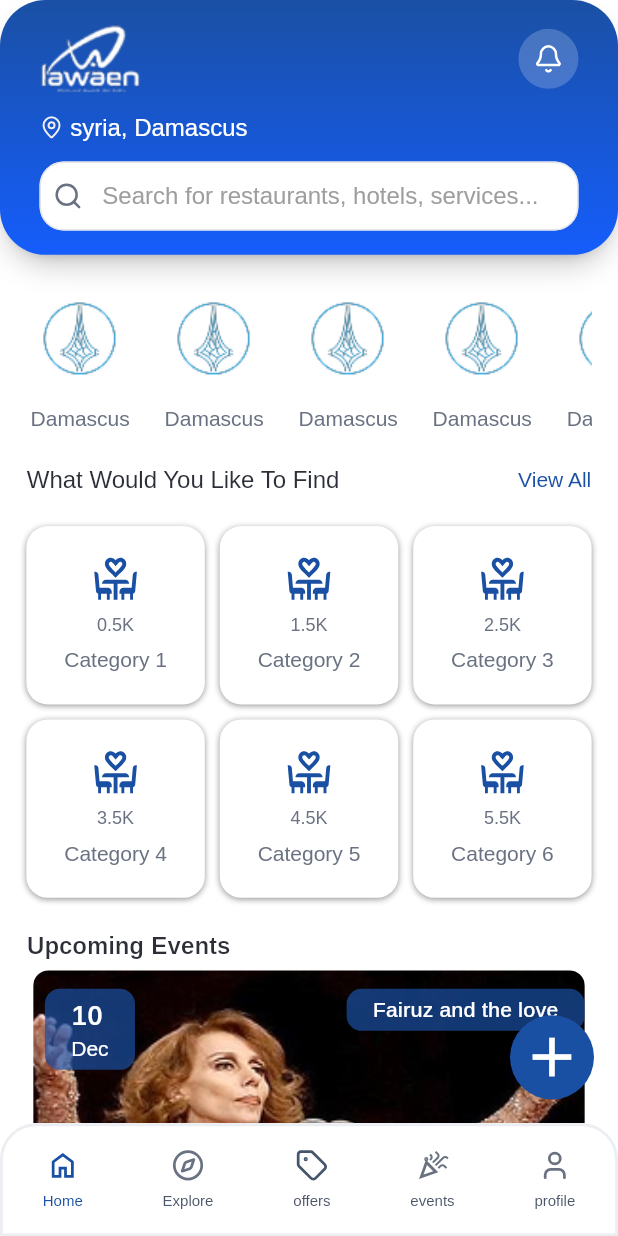
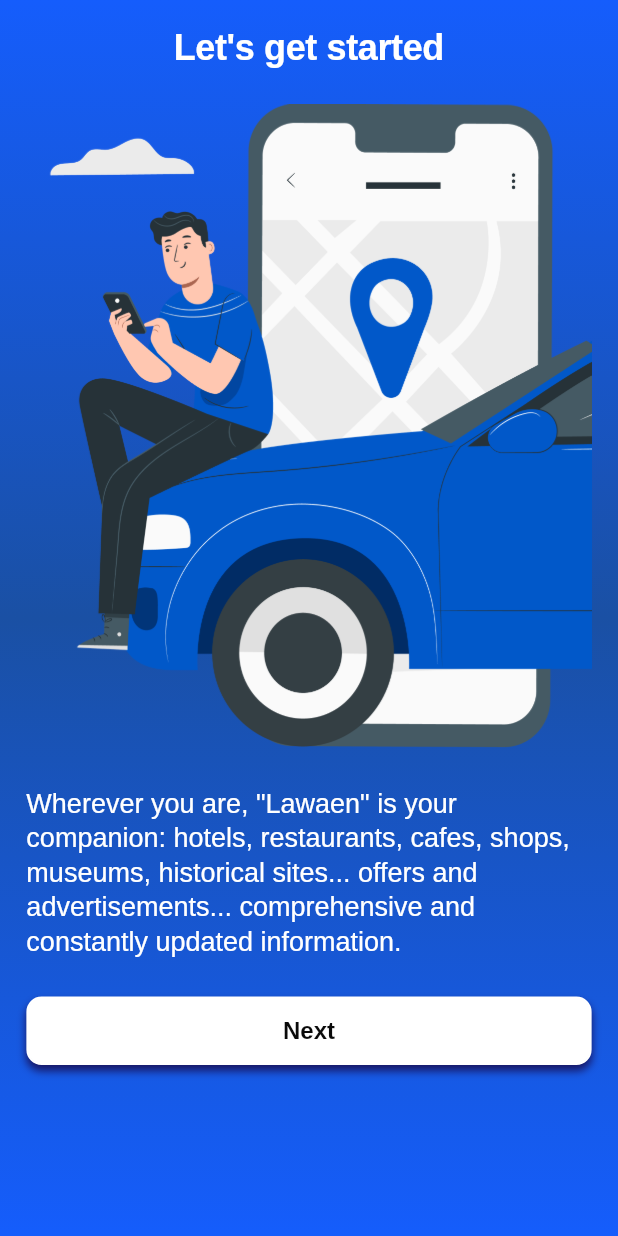
Before and after one commit to llill-dev/lawaen-mobile-app, a Flutter app: the screen it shows after launch, on a phone screen of 412 x 824 dp. Run offline on Flutter 3.47's test engine with Material 3 defaults, Android fonts, the phone set to English and light mode, and no system bars; drawn by our look-alikes of auto_size_text; our stand-ins replace auto_route, cached_network_image, connectivity_plus, dio, easy_localization, equatable and 15 more; accounts and stored records are empty; generated files the repository leaves out were written again; project files that could hold a hidden picture were left out.

Commit message:
worked on onboarding screen

```diff
--- a/assets/translations/ar-SA.json
+++ b/assets/translations/ar-SA.json
@@ -131,5 +131,8 @@
   "servicesManagerItems": "خدماتك ({count} عناصر)",
   "noServicesYet": "لا توجد خدمات بعد. أضف أول خدمة للبدء!",
   "search_for_places_and_services": "ابحث عن مطاعم، فنادق، خدمات...",
-  "recent_search": "البحث مؤخراً"
+  "recent_search": "البحث مؤخراً",
+  "onBoardingMessage":"أينما تكون، \"Lawaen\" هو صديقك: فنادق، مطاعم، قافليات، متاجر، معارض، مواقع تاريخية... عروض وإعلانات... معلومات شاملة وتحديثات مستمرة.",
+  "onBoardingTitle":"لنبدأ الآن",
+  "next":"التالي"
 }
--- a/assets/translations/en-US.json
+++ b/assets/translations/en-US.json
@@ -131,5 +131,8 @@
   "noServicesYet": "No service items yet. Add your first item to get started!",
   "explore": "Explore",
   "search_for_places_and_services": "Search for places and services...",
-  "recent_search": "Recent Search"
+  "recent_search": "Recent Search",
+  "onBoardingMessage":"Wherever you are, \"Lawaen\" is your companion: hotels, restaurants, cafes, shops, museums, historical sites... offers and advertisements... comprehensive and constantly updated information.",
+  "next":"Next",
+  "onBoardingTitle":"Let's get started"
 }
--- a/lib/app/core/widgets/primary_button.dart
+++ b/lib/app/core/widgets/primary_button.dart
@@ -18,6 +18,7 @@ class PrimaryButton extends StatelessWidget {
     this.onPressed,
     this.borederColor,
     this.withShadow = false,
+    this.shadowColor,
     super.key,
   });
 
@@ -33,6 +34,7 @@ class PrimaryButton extends StatelessWidget {
   final Color? backgroundColor;
   final Color? borederColor;
   final bool? withShadow;
+  final Color? shadowColor;
   @override
   Widget build(BuildContext context) {
     return GestureDetector(
@@ -50,7 +52,7 @@ class PrimaryButton extends StatelessWidget {
           boxShadow: withShadow == true
               ? [
                   BoxShadow(
-                    color: ColorManager.black.withValues(alpha: .25),
+                    color: shadowColor ?? ColorManager.black.withValues(alpha: .25),
                     blurRadius: 4.r,
                     offset: const Offset(0, 4),
                   ),
--- a/lib/app/resources/assets_manager.dart
+++ b/lib/app/resources/assets_manager.dart
@@ -15,6 +15,7 @@ class ImageManager {
   static const String mune = "${imagePath}mune_card.png";
   static const String addMap = "${imagePath}add_map.png";
   static const String offers = "${imagePath}offers.png";
+  static const String onboarding = "${imagePath}onboarding.png";
 }
 
 class IconManager {
--- a/lib/app/resources/color_manager.dart
+++ b/lib/app/resources/color_manager.dart
@@ -22,6 +22,8 @@ abstract class ColorManager {
   static const addClassifiedGradient = [Color(0xFF615FFF), Color(0xFF4f39f6)];
   static const addMissingPlaceGradient = [Color(0xFFAD46FF), Color(0xFF9810FA)];
   static const categoryItemDetailsGradinet = Color(0xff0F172B);
+  static const onBoardingGradient = [Color(0xFF155DFC), Color(0xFF1A50A4), Color(0xFF155DFC)];
+  static const onBoardingShadowColor = Color(0xFF171766);
   static const _primarySwatch = {
     50: Color(0xFFE8EEFA),
     100: Color(0xFFDBEAFE),
--- a/lib/app/routes/router.dart
+++ b/lib/app/routes/router.dart
@@ -28,5 +28,6 @@ class AppRouter extends RootStackRouter {
     AutoRoute(page: MuneManagerRoute.page),
     AutoRoute(page: ClaimRoute.page),
     AutoRoute(page: EventsDetailsRoute.page),
+    AutoRoute(page: OnboardingRoute.page),
   ];
 }
--- /dev/null
+++ b/lib/features/onboarding/presentation/views/onboarding_screen.dart
@@ -0,0 +1,61 @@
+import 'package:auto_route/auto_route.dart';
+import 'package:easy_localization/easy_localization.dart';
+import 'package:flutter/material.dart';
+import 'package:flutter_screenutil/flutter_screenutil.dart';
+import 'package:lawaen/app/core/widgets/primary_button.dart';
+import 'package:lawaen/app/resources/assets_manager.dart';
+import 'package:lawaen/app/resources/color_manager.dart';
+import 'package:lawaen/generated/locale_keys.g.dart';
+
+@RoutePage()
+class OnboardingScreen extends StatelessWidget {
+  const OnboardingScreen({super.key});
+
+  @override
+  Widget build(BuildContext context) {
+    return Scaffold(
+      body: Container(
+        width: double.infinity,
+        height: double.infinity,
+        decoration: BoxDecoration(
+          gradient: LinearGradient(
+            begin: Alignment.topCenter,
+            end: Alignment.bottomCenter,
+            colors: ColorManager.onBoardingGradient,
+          ),
+        ),
+        child: SafeArea(
+          child: SingleChildScrollView(
+            padding: EdgeInsets.symmetric(horizontal: 16.w, vertical: 18.h),
+            child: Column(
+              children: [
+                Text(
+                  LocaleKeys.onBoardingTitle.tr(),
+                  style: Theme.of(context).textTheme.displayLarge?.copyWith(color: ColorManager.white, fontSize: 24),
+                ),
+                24.verticalSpace,
+                Image.asset(ImageManager.onboarding),
+                12.verticalSpace,
+                Text(
+                  LocaleKeys.onBoardingMessage.tr(),
+                  style: Theme.of(context).textTheme.headlineLarge?.copyWith(color: ColorManager.white),
+                ),
+                24.verticalSpace,
+                PrimaryButton(
+                  text: LocaleKeys.next.tr(),
+                  //onPressed: () => context.pushRoute(LoginRoute()),
+                  textColor: ColorManager.black,
+                  backgroundColor: ColorManager.white,
+                  borederColor: ColorManager.white,
+                  withShadow: true,
+                  shadowColor: ColorManager.onBoardingShadowColor,
+                  height: 45.h,
+                ),
+              ],
+            ),
+          ),
+        ),
+      ),
+    );
+  }
+}
--- a/lib/features/splash/presentation/views/splash_screen.dart
+++ b/lib/features/splash/presentation/views/splash_screen.dart
@@ -19,7 +19,7 @@ class _SplashScreenState extends State<SplashScreen> {
     super.initState();
     Future.delayed(const Duration(seconds: 3), () {
       if (mounted) {
-        context.router.replace(NavigationControllerRoute());
+        context.router.replace(OnboardingRoute());
       }
     });
   }
```
Also changed, not shown: assets/images/onboarding.png (added), lib/app/routes/router.gr.dart.
